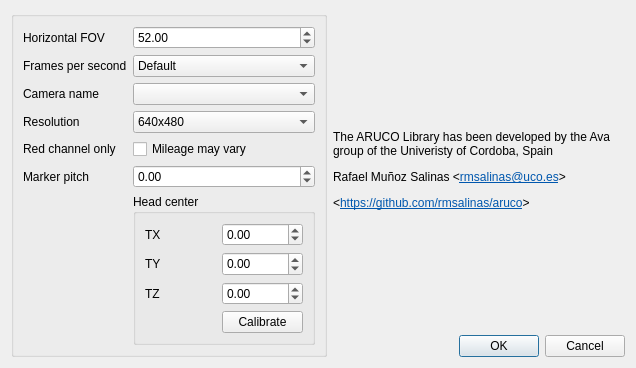
Old version of the form ftnoir_tracker_aruco/aruco-trackercontrols.ui in the repository opentrack/opentrack.
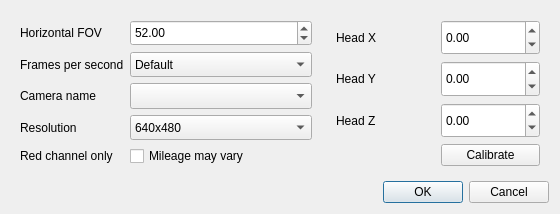
New version of the form.

Commit message: nix market pitch, aruco credit doesn't fit anymore sadly

Patch:
```diff
--- a/ftnoir_tracker_aruco/aruco-trackercontrols.ui
+++ b/ftnoir_tracker_aruco/aruco-trackercontrols.ui
@@ -9,8 +9,8 @@
    <rect>
     <x>0</x>
     <y>0</y>
-    <width>636</width>
-    <height>368</height>
+    <width>560</width>
+    <height>214</height>
    </rect>
   </property>
   <property name="sizePolicy">
@@ -22,16 +22,17 @@
   <property name="windowTitle">
    <string>Tracker settings</string>
   </property>
-  <layout class="QGridLayout" name="gridLayout_3">
-   <item row="0" column="0" rowspan="2" colspan="2">
-    <widget class="QGroupBox" name="groupBox">
-     <property name="title">
-      <string/>
-     </property>
-     <property name="flat">
-      <bool>true</bool>
-     </property>
      <layout class="QGridLayout" name="gridLayout">
+   <item row="1" column="1">
+    <widget class="QDialogButtonBox" name="buttonBox">
+     <property name="standardButtons">
+      <set>QDialogButtonBox::Cancel|QDialogButtonBox::Ok</set>
+     </property>
+    </widget>
+   </item>
+   <item row="0" column="0">
+    <widget class="QFrame" name="frame">
+     <layout class="QGridLayout" name="gridLayout_3">
       <item row="0" column="0">
        <widget class="QLabel" name="label">
         <property name="text">
@@ -41,6 +42,12 @@
       </item>
       <item row="0" column="1">
        <widget class="QDoubleSpinBox" name="cameraFOV">
+        <property name="sizePolicy">
+         <sizepolicy hsizetype="Preferred" vsizetype="Preferred">
+          <horstretch>0</horstretch>
+          <verstretch>0</verstretch>
+         </sizepolicy>
+        </property>
         <property name="locale">
          <locale language="English" country="UnitedStates"/>
         </property>
@@ -64,6 +71,12 @@
       </item>
       <item row="1" column="1">
        <widget class="QComboBox" name="cameraFPS">
+        <property name="sizePolicy">
+         <sizepolicy hsizetype="Preferred" vsizetype="Preferred">
+          <horstretch>0</horstretch>
+          <verstretch>0</verstretch>
+         </sizepolicy>
+        </property>
         <item>
          <property name="text">
           <string notr="true">Default</string>
@@ -99,7 +112,14 @@
        </widget>
       </item>
       <item row="2" column="1">
-       <widget class="QComboBox" name="cameraName"/>
+       <widget class="QComboBox" name="cameraName">
+        <property name="sizePolicy">
+         <sizepolicy hsizetype="Preferred" vsizetype="Preferred">
+          <horstretch>0</horstretch>
+          <verstretch>0</verstretch>
+         </sizepolicy>
+        </property>
+       </widget>
       </item>
       <item row="3" column="0">
        <widget class="QLabel" name="label_4">
@@ -110,6 +130,12 @@
       </item>
       <item row="3" column="1">
        <widget class="QComboBox" name="resolution">
+        <property name="sizePolicy">
+         <sizepolicy hsizetype="Preferred" vsizetype="Preferred">
+          <horstretch>0</horstretch>
+          <verstretch>0</verstretch>
+         </sizepolicy>
+        </property>
         <item>
          <property name="text">
           <string>640x480</string>
@@ -146,40 +172,16 @@
         </property>
        </widget>
       </item>
-      <item row="5" column="0">
-       <widget class="QLabel" name="label_9">
-        <property name="text">
-         <string>Marker pitch</string>
-        </property>
-       </widget>
-      </item>
-      <item row="5" column="1">
-       <widget class="QDoubleSpinBox" name="marker_pitch">
-        <property name="minimum">
-         <double>-180.000000000000000</double>
-        </property>
-        <property name="maximum">
-         <double>180.000000000000000</double>
-        </property>
-       </widget>
-      </item>
-      <item row="6" column="1">
-       <widget class="QGroupBox" name="groupBox_2">
-        <property name="title">
-         <string>Head center</string>
-        </property>
+     </layout>
+    </widget>
+   </item>
+   <item row="0" column="1">
+    <widget class="QFrame" name="frame_2">
         <layout class="QGridLayout" name="gridLayout_2">
-         <item row="4" column="1">
-          <widget class="QPushButton" name="btn_calibrate">
-           <property name="text">
-            <string>Calibrate</string>
-           </property>
-          </widget>
-         </item>
          <item row="1" column="0">
           <widget class="QLabel" name="label_5">
            <property name="text">
-            <string>TX</string>
+         <string>Head X</string>
            </property>
           </widget>
          </item>
@@ -234,59 +236,25 @@
          <item row="3" column="0">
           <widget class="QLabel" name="label_8">
            <property name="text">
-            <string>TZ</string>
+         <string>Head Z </string>
            </property>
           </widget>
          </item>
          <item row="2" column="0">
           <widget class="QLabel" name="label_7">
            <property name="text">
-            <string>TY</string>
+         <string>Head Y</string>
            </property>
           </widget>
          </item>
-        </layout>
-       </widget>
-      </item>
-     </layout>
-    </widget>
-   </item>
-   <item row="0" column="2">
-    <widget class="QLabel" name="label_6">
-     <property name="sizePolicy">
-      <sizepolicy hsizetype="Expanding" vsizetype="Preferred">
-       <horstretch>0</horstretch>
-       <verstretch>0</verstretch>
-      </sizepolicy>
-     </property>
+      <item row="4" column="1">
+       <widget class="QPushButton" name="btn_calibrate">
      <property name="text">
-      <string>&lt;html&gt;&lt;head/&gt;&lt;body&gt;&lt;p&gt;The ARUCO Library has been developed by the Ava group of the Univeristy of Cordoba, Spain&lt;/p&gt;&lt;p&gt;Rafael Muñoz Salinas &amp;lt;&lt;a href=&quot;mailto:rmsalinas@uco.es&quot;&gt;&lt;span style=&quot; text-decoration: underline; color:#0057ae;&quot;&gt;rmsalinas@uco.es&lt;/span&gt;&lt;/a&gt;&amp;gt;&lt;/p&gt;&lt;p&gt;&amp;lt;&lt;a href=&quot;https://github.com/rmsalinas/aruco&quot;&gt;&lt;span style=&quot; text-decoration: underline; color:#0057ae;&quot;&gt;https://github.com/rmsalinas/aruco&lt;/span&gt;&lt;/a&gt;&amp;gt;&lt;/p&gt;&lt;/body&gt;&lt;/html&gt;</string>
-     </property>
-     <property name="textFormat">
-      <enum>Qt::RichText</enum>
-     </property>
-     <property name="alignment">
-      <set>Qt::AlignLeading|Qt::AlignLeft|Qt::AlignVCenter</set>
-     </property>
-     <property name="wordWrap">
-      <bool>true</bool>
-     </property>
-     <property name="margin">
-      <number>4</number>
-     </property>
-     <property name="openExternalLinks">
-      <bool>true</bool>
-     </property>
-     <property name="textInteractionFlags">
-      <set>Qt::LinksAccessibleByKeyboard|Qt::LinksAccessibleByMouse|Qt::TextBrowserInteraction|Qt::TextSelectableByKeyboard|Qt::TextSelectableByMouse</set>
-     </property>
-    </widget>
-   </item>
-   <item row="1" column="2">
-    <widget class="QDialogButtonBox" name="buttonBox">
-     <property name="standardButtons">
-      <set>QDialogButtonBox::Cancel|QDialogButtonBox::Ok</set>
-     </property>
+         <string>Calibrate</string>
+        </property>
+       </widget>
+      </item>
+     </layout>
     </widget>
    </item>
   </layout>
```
Left out of the diff: 3 changed lines with no effect on the pictures. Lines whose indentation alone changed are shown as unchanged. The commit also changes 2 other files.
